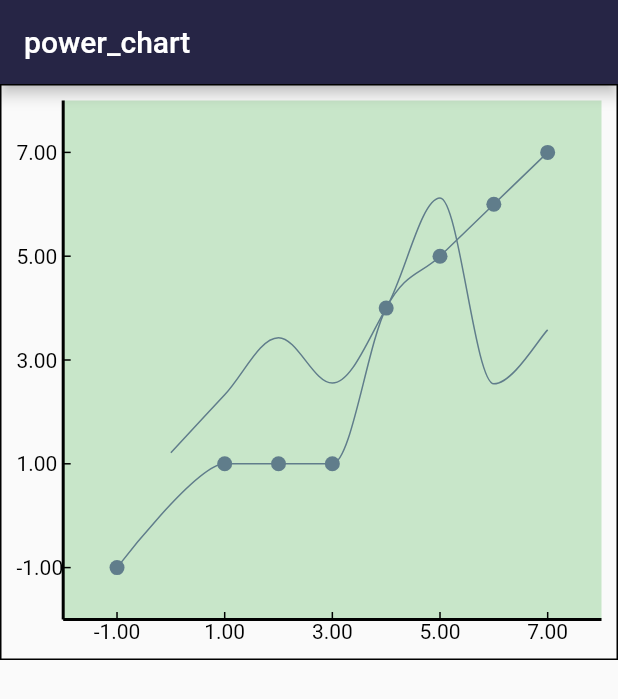
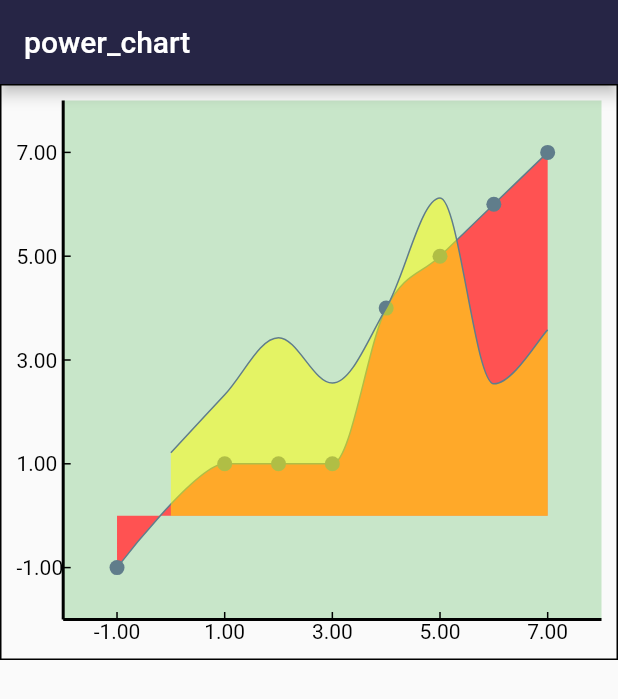
Before and after one commit to Balabalavatasky/power_chart, a Flutter app: the screen it shows after launch, on a phone screen of 412 x 824 dp. Shown: the top 699 px of the screen. Run offline on Flutter 3.47's test engine with Material 2 defaults, Android fonts, the phone set to English and light mode, and no system bars.

Commit message:
add area chart and drilldown function

```diff
--- /dev/null
+++ b/lib/src/configuration/area.dart
@@ -0,0 +1,9 @@
+import 'package:flutter/material.dart';
+
+class Area {
+  bool showArea;
+  Color color;
+  double opacity;
+
+  Area({this.showArea, this.color, this.opacity = 0.5});
+}
--- a/lib/src/configuration/configuration.dart
+++ b/lib/src/configuration/configuration.dart
@@ -5,3 +5,4 @@ export '../configuration/chartBorder.dart';
 export '../configuration/graph.dart';
 export '../configuration/spot.dart';
 export '../configuration/enum.dart';
+export '../configuration/area.dart';
--- a/lib/src/configuration/graph.dart
+++ b/lib/src/configuration/graph.dart
@@ -1,5 +1,6 @@
 import 'package:flutter/material.dart';
 import 'package:power_chart/src/chart/PowerChartData.dart';
+import 'package:power_chart/src/configuration/area.dart';
 import 'package:power_chart/src/configuration/enum.dart';
 import 'package:power_chart/src/configuration/indicator.dart';
 import 'package:power_chart/src/configuration/spot.dart';
@@ -11,11 +12,15 @@ class Graph {
   Indicator indicators;
   CHART_TYPE graphType;
   Spot spot;
+  Area area;
+  bool canDrilldown;
+  List<Graph> drilldownList = List<Graph>();
+
   Graph.spline(this.data,
-      {this.name, this.chartPaint, this.indicators, this.spot})
+      {this.name, this.chartPaint, this.indicators, this.spot, this.area})
       : this.graphType = CHART_TYPE.sline;
   Graph.line(this.data,
-      {this.name, this.chartPaint, this.indicators, this.spot})
+      {this.name, this.chartPaint, this.indicators, this.spot, this.area})
       : this.graphType = CHART_TYPE.line;
   Graph.bar(
     this.data, {
@@ -23,6 +28,7 @@ class Graph {
     this.chartPaint,
     this.indicators,
   })  : this.graphType = CHART_TYPE.bar,
+        this.area = null,
         this.spot = null;
   Graph.pie(
     this.data, {
@@ -30,5 +36,12 @@ class Graph {
     this.chartPaint,
     this.indicators,
   })  : this.graphType = CHART_TYPE.pie,
+        this.area = null,
         this.spot = null;
+
+  Graph drilldown(Graph graph) {
+    drilldownList.add(graph);
+    canDrilldown = true;
+    return this;
+  }
 }
--- a/lib/src/theme/defaultTheme.dart
+++ b/lib/src/theme/defaultTheme.dart
@@ -1,5 +1,5 @@
 import 'package:flutter/material.dart';
-import 'package:power_chart/src/configuration/spot.dart';
+import 'package:power_chart/src/configuration/configuration.dart';
 
 abstract class ChartTheme {
   Paint get axisPaint;
@@ -8,6 +8,7 @@ abstract class ChartTheme {
   Paint get horizontalGridLinePaint;
   Paint get linechartPaint;
   Spot get spot;
+  Area get area;
   TextStyle get scaleStyle;
 }
 
@@ -36,4 +37,5 @@ class DefaultTheme extends ChartTheme {
     ..strokeWidth = 1
     ..color = Colors.blueGrey;
   Spot get spot => Spot(showSpots: false);
+  Area get area => Area(showArea: false, color: Colors.blueAccent, opacity: 1);
 }
--- a/sample/lib/sampleData.dart
+++ b/sample/lib/sampleData.dart
@@ -1,3 +1,4 @@
+import 'package:flutter/material.dart';
 import 'package:power_chart/power_chart.dart';
 
 class DataModel {
@@ -15,14 +16,27 @@ List<Graph> get sampleLineGraph => []
             (s) => s.rangeValue,
           ),
           name: "sample1",
-      spot: Spot(showSpots: true, marker: SPOT_SYMBOL.circle)))
-  ..add(Graph.spline(
+          spot: Spot(showSpots: true, marker: SPOT_SYMBOL.circle),
+          area: Area(showArea: true, color: Colors.redAccent, opacity: 1))
+      .drilldown(Graph.spline(
           PowerChartData<DataModel, double, double>(
             data2,
             (s) => s.domainValue,
             (s) => s.rangeValue,
           ),
-      name: "sample2"));
+          name: "sample1",
+          spot: Spot(showSpots: true, marker: SPOT_SYMBOL.circle),
+          area: Area(showArea: true, color: Colors.redAccent, opacity: 1))))
+  ..add(
+    Graph.spline(
+        PowerChartData<DataModel, double, double>(
+          data2,
+          (s) => s.domainValue,
+          (s) => s.rangeValue,
+        ),
+        name: "sample2",
+        area: Area(showArea: true, color: Colors.yellowAccent, opacity: 0.5)),
+  );
 
 ChartBorder get sampleBorder => ChartBorder(
       showHorizontalAxis: true,
```
Also changed, not shown: lib/src/chart/painter/baseLayoutPainter.dart (+51 -18 lines). Lines whose indentation alone changed are shown as unchanged.
